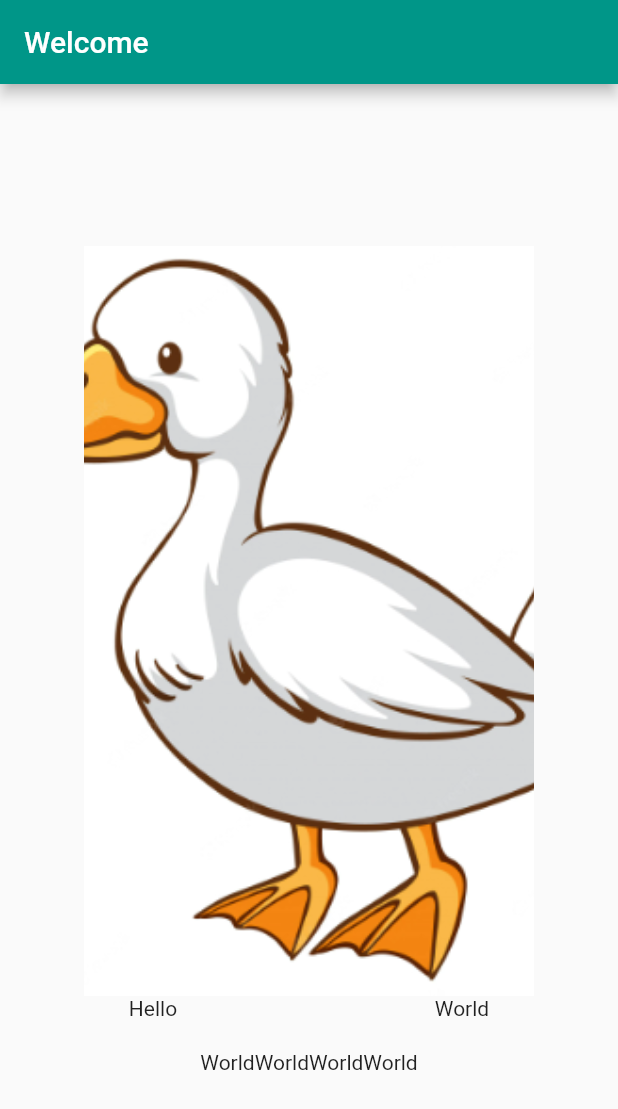
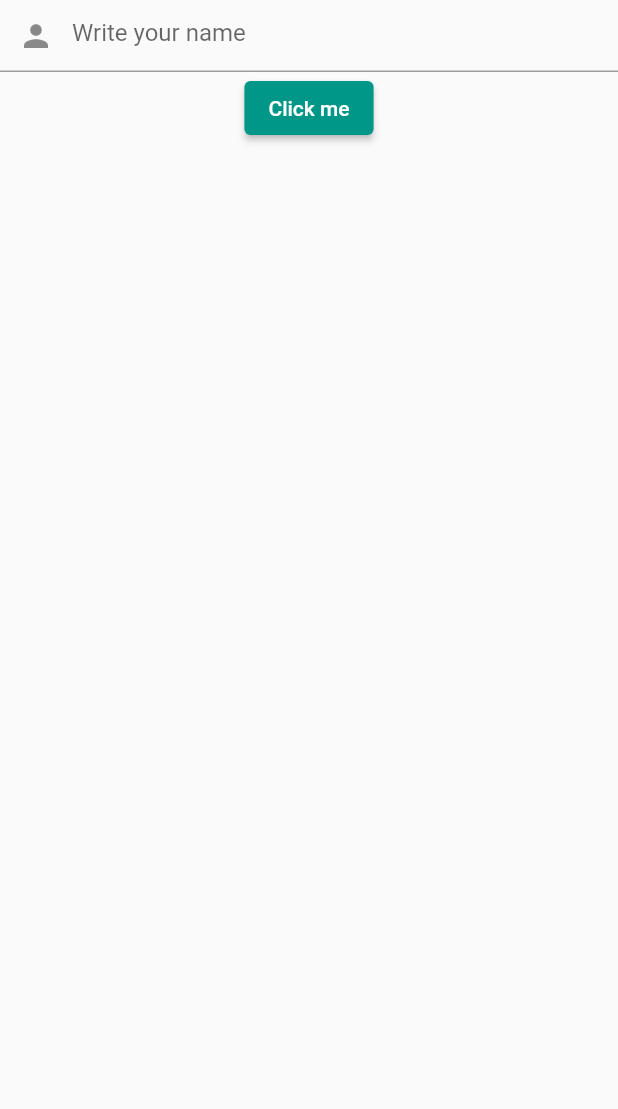
Before and after one commit to Lailz/details_app, a Flutter app: the screen it shows after launch, on a phone screen of 412 x 824 dp. Shown: the top 1109 px of the screen. Run offline on Flutter 3.47's test engine with Material 2 defaults, Android fonts, the phone set to English and light mode, and no system bars.

Commit message:
added pages

```diff
--- a/lib/main.dart
+++ b/lib/main.dart
@@ -1,3 +1,5 @@
+import 'package:details_app2/duck_page.dart';
+import 'package:details_app2/print_my_name_page.dart';
 import 'package:flutter/material.dart';
 
 void main() {
@@ -15,39 +17,7 @@ class MyApp extends StatelessWidget {
       theme: ThemeData(
         primarySwatch: Colors.teal,
       ),
-      home: Scaffold(
-          appBar: AppBar(
-            title: Text("Welcome"),
-          ),
-          body: Center(
-            child: Container(
-              // color: Colors.red,
-              child: Column(
-                mainAxisAlignment: MainAxisAlignment.center,
-                crossAxisAlignment: CrossAxisAlignment.center,
-                children: [
-                  Container(
-                    color: Colors.green,
-                    child: Image.asset(
-                      "assets/animals/duck.png",
-                      height: 500,
-                      width: 300,
-                      fit: BoxFit.fitHeight,
-                    ),
-                  ),
-                  Row(
-                    mainAxisAlignment: MainAxisAlignment.spaceAround,
-                    children: [
-                      Text("Hello"),
-                      Text("World"),
-                    ],
-                  ),
-                  SizedBox(height: 20),
-                  Text("WorldWorldWorldWorld"),
-                ],
-              ),
-            ),
-          )),
+      home: PrintMyName(),
     );
   }
 }
--- /dev/null
+++ b/lib/print_my_name_page.dart
@@ -0,0 +1,36 @@
+import 'package:flutter/material.dart';
+
+class PrintMyName extends StatelessWidget {
+  PrintMyName({Key? key}) : super(key: key);
+
+  final controller = TextEditingController();
+
+  @override
+  Widget build(BuildContext context) {
+    return Scaffold(
+      body: SafeArea(
+        child: Column(
+          children: [
+            TextField(
+              controller: controller,
+              decoration: InputDecoration(
+                hintText: "Write your name",
+                prefixIcon: Icon(Icons.person),
+              ),
+            ),
+            Center(
+              child: ElevatedButton(
+                child: Text("Click me"),
+                onPressed: () {
+                  print("hello ${controller.text}");
+
+                  controller.clear();
+                },
+              ),
+            ),
+          ],
+        ),
+      ),
+    );
+  }
+}
--- a/pubspec.yaml
+++ b/pubspec.yaml
@@ -1,4 +1,4 @@
-name: details_app
+name: details_app2
 description: A new Flutter project.
 
 # The following line prevents the package from being accidentally published to
```
Also changed, not shown: lib/duck_page.dart (added, +31 -0 lines), 1 other file.
